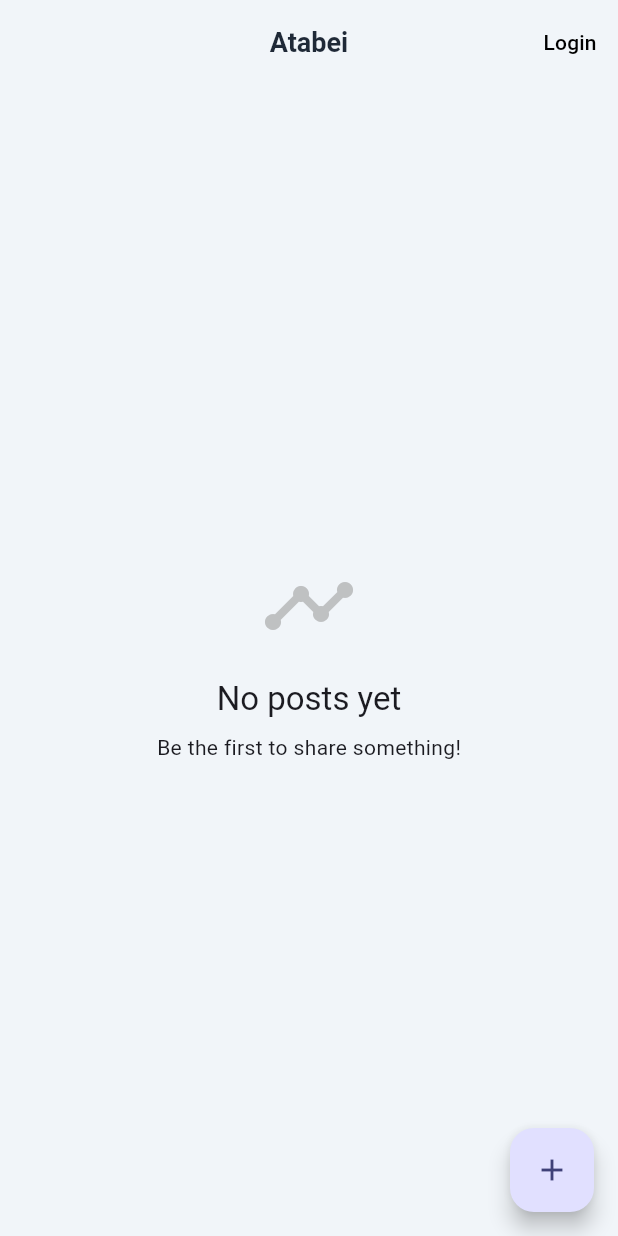
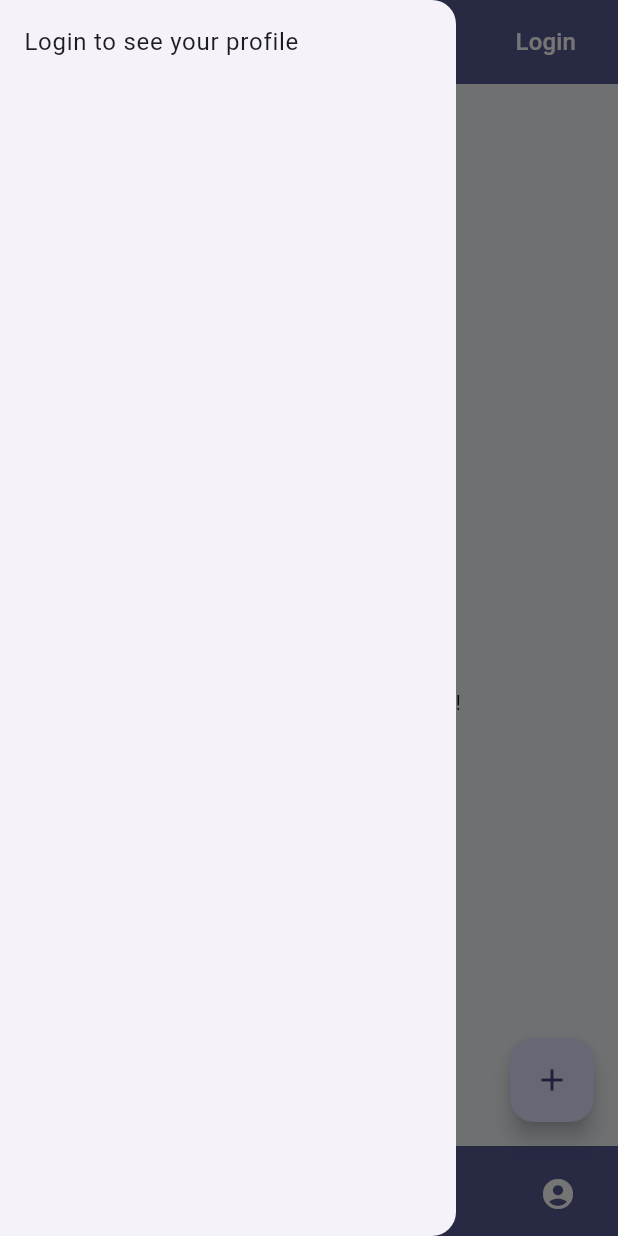
Before and after one commit to harryto1/atabei, a Flutter app: the screen it shows after launch, with the side drawer open (before the commit the screen has no drawer), on a phone screen of 412 x 824 dp. Run offline on Flutter 3.47's test engine with Material 3 defaults, Android fonts, the phone set to English and light mode, and no system bars; our stand-ins replace cloud_firestore, dio, equatable, firebase_auth, firebase_core, flutter_bloc and 3 more; accounts and stored records are empty.

Commit message:
feat: Enhance timeline feature with bottom app bar, drawer, and post detail page

```diff
--- a/lib/components/appbar/appbar_widget.dart
+++ b/lib/components/appbar/appbar_widget.dart
@@ -1,36 +1,50 @@
 import 'package:atabei/features/auth/presentation/bloc/auth/auth_bloc.dart';
-import 'package:atabei/features/auth/presentation/bloc/auth/auth_event.dart';
 import 'package:atabei/features/auth/presentation/bloc/auth/auth_state.dart';
 import 'package:flutter/material.dart';
 import 'package:flutter_bloc/flutter_bloc.dart';
 
-AppBar appBarWidget() {
+AppBar appBarWidget(BuildContext context) {
   return AppBar(
-    title: const Text('Atabei'),
+    title: Text('Atabei', style: Theme.of(context).appBarTheme.titleTextStyle),
     centerTitle: true,
+    backgroundColor: Theme.of(context).colorScheme.primary,
+    actionsPadding: EdgeInsets.symmetric(horizontal: 16),
+    leading: Builder(
+      builder: (context) {
+        return IconButton(
+          icon: Icon(Icons.menu, color: Theme.of(context).colorScheme.onPrimary),
+          onPressed: () {
+            Scaffold.of(context).openDrawer();
+          },
+        );
+      },
+    ),
     actions: [
       BlocBuilder<AuthBloc, AuthState>(
         builder: (context, state) {
           if (state is AuthAuthenticated) {
-            return TextButton(
-              onPressed: () {
-                // Navigate to profile page
+            return GestureDetector(
+              onTap:() {
                 Navigator.pushNamed(context, '/profile');
               },
-              child: Text(
-                state.user.displayName,
-                style: const TextStyle(color: Color.fromARGB(255, 0, 0, 0)),
-              ),
+              child: CircleAvatar(
+                    radius: 20,
+                    backgroundImage: state.user.pathToProfilePicture != null
+                        ? NetworkImage(state.user.pathToProfilePicture!)
+                        : null,
+                    child: state.user.pathToProfilePicture == null
+                        ? Text(state.user.displayName.substring(0, 1).toUpperCase())
+                        : null,
+                  ),
             );
           } else {
             return TextButton(
               onPressed: () {
-                // Navigate to login page
                 Navigator.pushNamed(context, '/login');
               },
-              child: const Text(
+              child: Text(
                 'Login',
-                style: TextStyle(color: Color.fromARGB(255, 0, 0, 0)),
+                style: TextStyle(color: Theme.of(context).colorScheme.onPrimary, fontSize: 16, fontWeight: FontWeight.w500),
               ),
             );
           }
--- /dev/null
+++ b/lib/components/bottom_appbar/bottom_appbar_widget.dart
@@ -0,0 +1,41 @@
+import 'package:flutter/material.dart';
+
+BottomAppBar bottomAppBarWidget(BuildContext context) {
+  return BottomAppBar(
+        height: 60,
+        color: Theme.of(context).colorScheme.primary,
+        child: Row(
+          mainAxisAlignment: MainAxisAlignment.spaceBetween,
+          children: [
+            IconButton(
+              icon: const Icon(Icons.home),
+              color: Theme.of(context).colorScheme.onPrimary,
+              onPressed: () {
+                // Handle home button press
+              },
+            ),
+            IconButton(
+              icon: const Icon(Icons.search),
+              color: Theme.of(context).colorScheme.onPrimary,
+              onPressed: () {
+                // Handle search button press
+              },
+            ),
+            IconButton(
+              icon: const Icon(Icons.notifications),
+              color: Theme.of(context).colorScheme.onPrimary,
+              onPressed: () {
+                // Handle notifications button press
+              },
+            ),
+            IconButton(
+              icon: const Icon(Icons.account_circle),
+              color: Theme.of(context).colorScheme.onPrimary,
+              onPressed: () {
+                // Handle profile button press
+              },
+            ),
+          ],
+        ),
+      );
+}
--- /dev/null
+++ b/lib/components/drawer/drawer_widget.dart
@@ -0,0 +1,34 @@
+import 'package:atabei/features/auth/presentation/bloc/auth/auth_bloc.dart';
+import 'package:atabei/features/auth/presentation/bloc/auth/auth_state.dart';
+import 'package:flutter/material.dart';
+import 'package:flutter_bloc/flutter_bloc.dart';
+
+Drawer drawerWidget(BuildContext context) {
+  return Drawer(
+        child: BlocBuilder<AuthBloc, AuthState>(
+          builder: (context, state) {
+            if (state is AuthAuthenticated) {
+              return ListTile(
+                leading: CircleAvatar(
+                  backgroundImage: state.user.pathToProfilePicture != null
+                      ? NetworkImage(state.user.pathToProfilePicture!)
+                      : null,
+                  child: state.user.pathToProfilePicture == null
+                      ? Text(state.user.displayName.substring(0, 1).toUpperCase())
+                      : null,
+                ),
+                title: Text(state.user.displayName),
+                subtitle: Text(state.user.email),
+              );
+            } else {
+              return ListTile(
+                title: const Text('Login to see your profile'),
+                onTap: () {
+                  Navigator.pushNamed(context, '/login');
+                },
+              );
+            }
+          },
+        )
+      );
+}
--- a/lib/config/routes/app_router.dart
+++ b/lib/config/routes/app_router.dart
@@ -1,10 +1,12 @@
 import 'package:atabei/core/util/not_found_page.dart';
 import 'package:atabei/features/auth/presentation/pages/auth_page.dart';
+import 'package:atabei/features/timeline/domain/entities/post_entity.dart';
 import 'package:atabei/features/timeline/presentation/pages/home/timeline_page.dart';
+import 'package:atabei/features/timeline/presentation/pages/post_detail/post_detail_page.dart';
 import 'package:flutter/material.dart';
 
 class AppRouter {
-  // Define your routes here
+  // Routes
   static const String home = '/';
   static const String login = '/login';
 
@@ -16,7 +18,17 @@ class AppRouter {
       case login:
         return MaterialPageRoute(builder: (_) => AuthPage());
       default:
-        return MaterialPageRoute(builder: (_) => NotFoundPage());
+        // Handle dynamic routes like /post/123
+        if (settings.name?.startsWith('/post/') == true) {
+          if (settings.arguments is PostEntity) {
+            return MaterialPageRoute(
+              builder: (_) => PostDetailPage(post: settings.arguments as PostEntity),
+              settings: settings,
+            );
+          }
+        }
+
+        return MaterialPageRoute(builder: (_) => const NotFoundPage());
     }
   }
 }
--- a/lib/config/theme/app_theme.dart
+++ b/lib/config/theme/app_theme.dart
@@ -12,7 +12,7 @@ class AppTheme {
   static const Color warningColor = Color(0xFFF59E0B);
 
   // Text Colors
-  static const Color textPrimary = Color(0xFF1F2937);
+  static const Color textPrimary = Color.fromARGB(255, 255, 255, 255);
   static const Color textSecondary = Color(0xFF6B7280);
   static const Color textTertiary = Color(0xFF9CA3AF);
 
@@ -31,7 +31,7 @@ class AppTheme {
       backgroundColor: Colors.transparent,
       foregroundColor: textPrimary,
       titleTextStyle: TextStyle(
-        fontSize: 18,
+        fontSize: 24,
         fontWeight: FontWeight.w600,
         color: textPrimary,
       ),
@@ -91,7 +91,7 @@ class AppTheme {
       backgroundColor: Colors.transparent,
       foregroundColor: Colors.white,
       titleTextStyle: TextStyle(
-        fontSize: 18,
+        fontSize: 24,
         fontWeight: FontWeight.w600,
         color: Colors.white,
       ),
--- a/lib/config/theme/timeline_theme.dart
+++ b/lib/config/theme/timeline_theme.dart
@@ -1,7 +1,7 @@
 import 'package:flutter/material.dart';
 import 'app_theme.dart';
 
-class TimelineTheme {
+class TimelineTheme extends AppTheme {
   static const Color timelineAccent = Color(0xFF3B82F6);
   static const Color timelineBackground = Color(0xFFF1F5F9);
   static const Color darkTimelineBackground = Color(0xFF111827);
--- a/lib/features/timeline/presentation/pages/home/timeline_page.dart
+++ b/lib/features/timeline/presentation/pages/home/timeline_page.dart
@@ -1,5 +1,7 @@
 import 'dart:io';
 import 'package:atabei/components/appbar/appbar_widget.dart';
+import 'package:atabei/components/bottom_appbar/bottom_appbar_widget.dart';
+import 'package:atabei/components/drawer/drawer_widget.dart';
 import 'package:atabei/features/auth/presentation/bloc/auth/auth_bloc.dart';
 import 'package:atabei/features/auth/presentation/bloc/auth/auth_event.dart';
 import 'package:atabei/features/auth/presentation/bloc/auth/auth_state.dart';
@@ -8,6 +10,7 @@ import 'package:atabei/features/timeline/domain/entities/post_entity.dart';
 import 'package:atabei/features/timeline/presentation/bloc/timeline/timeline_bloc.dart';
 import 'package:atabei/features/timeline/presentation/bloc/timeline/timeline_event.dart';
 import 'package:atabei/features/timeline/presentation/bloc/timeline/timeline_state.dart';
+import 'package:atabei/features/timeline/presentation/pages/post_detail/post_detail_page.dart';
 import 'package:atabei/features/timeline/presentation/widgets/post_widget.dart';
 import 'package:atabei/features/timeline/data/repositories/post_repository.dart';
 import 'package:atabei/config/theme/timeline_theme.dart';
@@ -326,8 +329,11 @@ class TimelineView extends StatelessWidget {
   @override
   Widget build(BuildContext context) {
     return Scaffold(
+      drawerScrimColor: Colors.black54,
+      drawer: drawerWidget(context),
+      bottomNavigationBar: bottomAppBarWidget(context),
       backgroundColor: TimelineTheme.timelineBackgroundColor(context),
-      appBar: appBarWidget(),
+      appBar: appBarWidget(context),
       body: BlocConsumer<TimelineBloc, TimelineState>(
         listener: (context, state) {
           if (state is TimelineLoaded && state.error != null) {
@@ -476,6 +482,9 @@ class TimelineView extends StatelessWidget {
               padding: const EdgeInsets.only(bottom: 16),
               child: PostWidget(
                 post: post,
+                onTap: () {
+                  Navigator.pushNamed(context, '/post/${post.id}', arguments: post);
+                },
                 isLiking:
                     state is TimelinePostLiking &&
                     (state as TimelinePostLiking).postId == post.id,
```
Also changed, not shown: lib/features/timeline/presentation/pages/post_detail/post_detail_page.dart (added, +423 -0 lines), lib/features/timeline/presentation/widgets/comment_widget.dart (added, +54 -0 lines), lib/features/timeline/presentation/widgets/post_widget.dart (+7 -2 lines).
